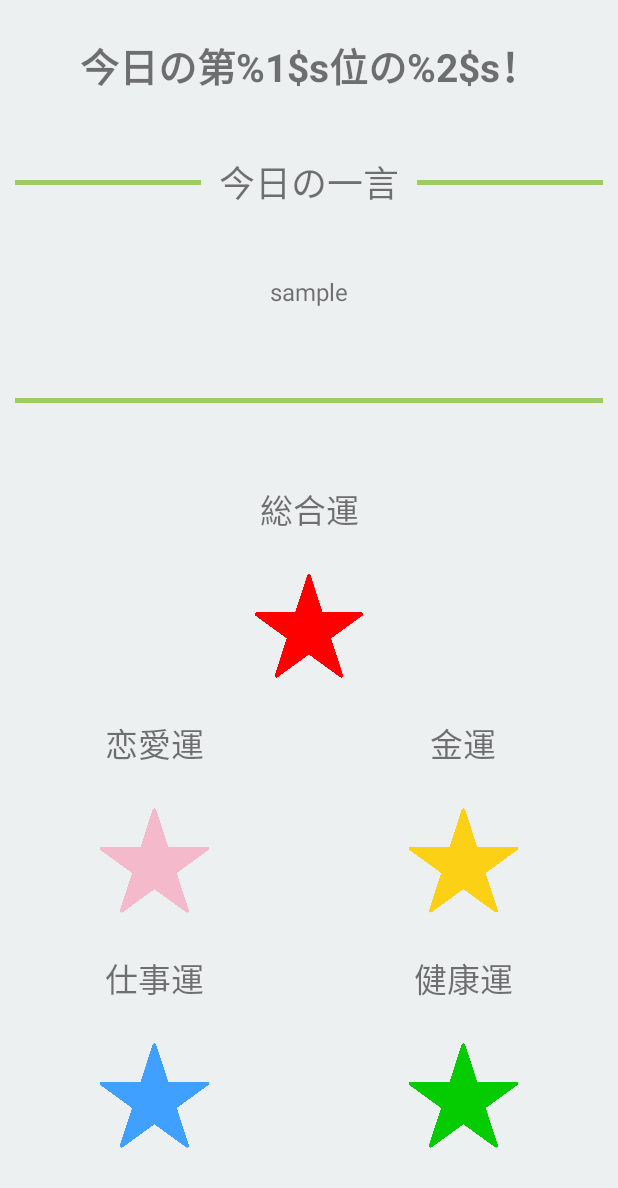
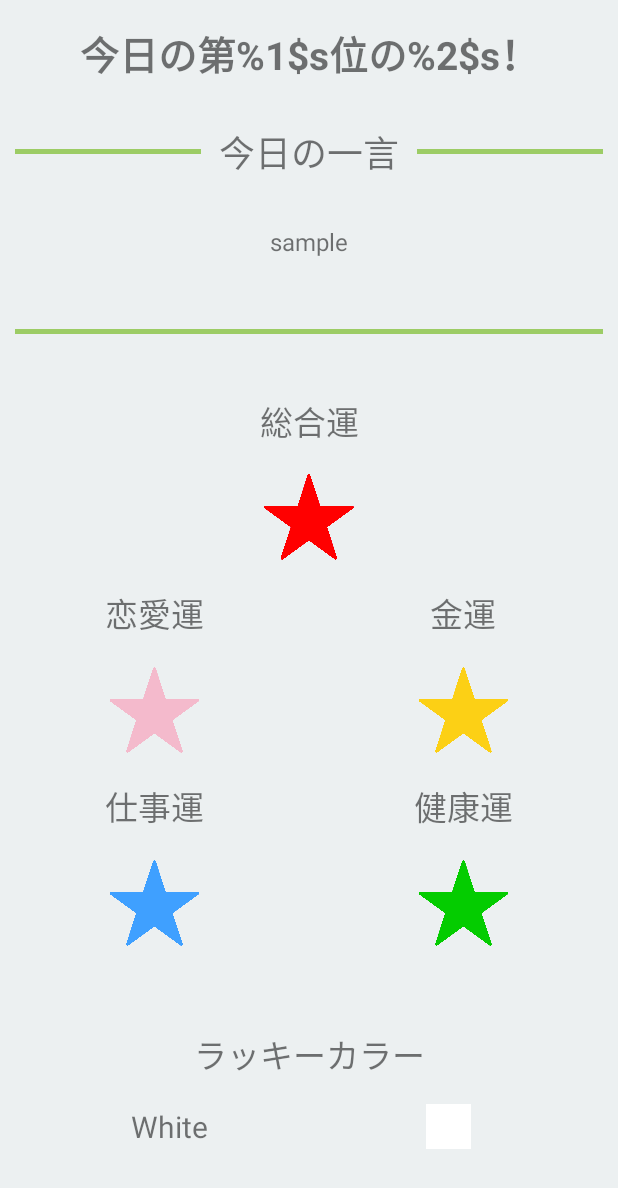
Before and after one commit to achilleasoft-ryo-oyama/TheAstrology, an Android app: the layout activity_detail.xml on its own in the app's theme, with its tools: preview values and no code run, on a phone screen of 412 x 824 dp. Shown: the top 1188 px of the screen. Run offline under Robolectric (Android 15) with nearby library versions, the phone set to English and light mode, and no system bars.

Commit message:
#10 ラッキーカラーを占い詳細に追加

```diff
--- a/app/src/main/java/com/achilleasoft/TheAstrology/activity/DetailActivity.kt
+++ b/app/src/main/java/com/achilleasoft/TheAstrology/activity/DetailActivity.kt
@@ -1,10 +1,12 @@
 package com.achilleasoft.TheAstrology.activity
 
 import android.app.Activity
+import android.graphics.Color
 import android.os.Bundle
 import android.view.View
 import android.widget.ImageView
 import android.widget.TextView
+import androidx.annotation.ColorInt
 import com.achilleasoft.TheAstrology.R
 
 class DetailActivity : Activity() {
@@ -46,6 +48,7 @@ class DetailActivity : Activity() {
             }
         }
         setStars(rank.toInt())
+        setLuckyColor()
     }
 
     private fun setAWord(array: Array<String>, arraySize: Int) {
@@ -127,4 +130,29 @@ class DetailActivity : Activity() {
             findViewById<ImageView>(viewId).visibility = View.VISIBLE
         }
     }
+
+    private fun setLuckyColor() {
+        val colorMap = getRandomColorMap()
+        val keys = colorMap.keys.shuffled()
+        for(i in keys) {
+            findViewById<TextView>(R.id.lucky_color_text).text = i
+            findViewById<View>(R.id.lucky_color_image).setBackgroundColor(colorMap[i]!!)
+            return
+        }
+    }
+
+    private fun getRandomColorMap(): Map<String, Int> {
+        return mapOf("White" to 0xFFFFFFFF.toInt(),
+                "Black" to 0xFF000000.toInt(),
+                "Red" to 0xFFF44336.toInt(),
+                "Green" to 0xFF4CAF50.toInt(),
+                "Blue" to 0xFF2196F3.toInt(),
+                "Orange" to 0xFFFF9800.toInt(),
+                "Purple" to 0xFF9C27B0.toInt(),
+                "Yellow" to 0xFFFFEB3B.toInt(),
+                "Brown" to 0xFF795548.toInt(),
+                "Grey" to 0xFF9E9E9E.toInt(),
+                "Light Blue" to 0xFF03A9F4.toInt(),
+                "Pink" to 0xFFE91E63.toInt())
+    }
 }
--- a/app/src/main/res/layout/activity_detail.xml
+++ b/app/src/main/res/layout/activity_detail.xml
@@ -419,4 +419,67 @@
         android:layout_height="0dp"
         android:layout_weight="0.5" />
 
+    <LinearLayout
+        android:layout_width="match_parent"
+        android:layout_height="0dp"
+        android:layout_weight="1"
+        android:orientation="vertical">
+
+        <LinearLayout
+            android:layout_width="match_parent"
+            android:layout_height="0dp"
+            android:layout_weight="1"
+            android:layout_marginHorizontal="20dp"
+            android:orientation="vertical">
+
+            <TextView
+                android:layout_width="match_parent"
+                android:layout_height="match_parent"
+                android:gravity="center"
+                android:textSize="22sp"
+                android:text="@string/lucky_color_title" />
+        </LinearLayout>
+
+        <LinearLayout
+            android:layout_width="match_parent"
+            android:layout_height="0dp"
+            android:layout_weight="1"
+            android:layout_marginHorizontal="20dp"
+            android:orientation="horizontal">
+
+            <TextView
+                android:id="@+id/lucky_color_text"
+                android:layout_width="0dp"
+                android:layout_height="match_parent"
+                android:layout_weight="1"
+                android:gravity="center"
+                android:textSize="20sp"
+                android:text="White"/>
+
+            <LinearLayout
+                android:layout_width="0dp"
+                android:layout_height="match_parent"
+                android:layout_weight="1"
+                android:orientation="vertical"
+                android:gravity="center">
+
+                <View
+                    android:id="@+id/lucky_color_image"
+                    android:layout_width="30dp"
+                    android:layout_height="30dp"
+                    android:layout_gravity="center"
+                    android:background="#ffffff"/>
+
+            </LinearLayout>
+
+
+        </LinearLayout>
+    </LinearLayout>
+
+
+    <View
+        android:layout_width="match_parent"
+        android:layout_height="0dp"
+        android:layout_weight="0.5" />
+
 </LinearLayout>
--- a/app/src/main/res/values/strings.xml
+++ b/app/src/main/res/values/strings.xml
@@ -19,4 +19,5 @@
     <string name="money_title_text">金運</string>
     <string name="work_title_text">仕事運</string>
     <string name="health_title_text">健康運</string>
+    <string name="lucky_color_title">ラッキーカラー</string>
 </resources>
```
